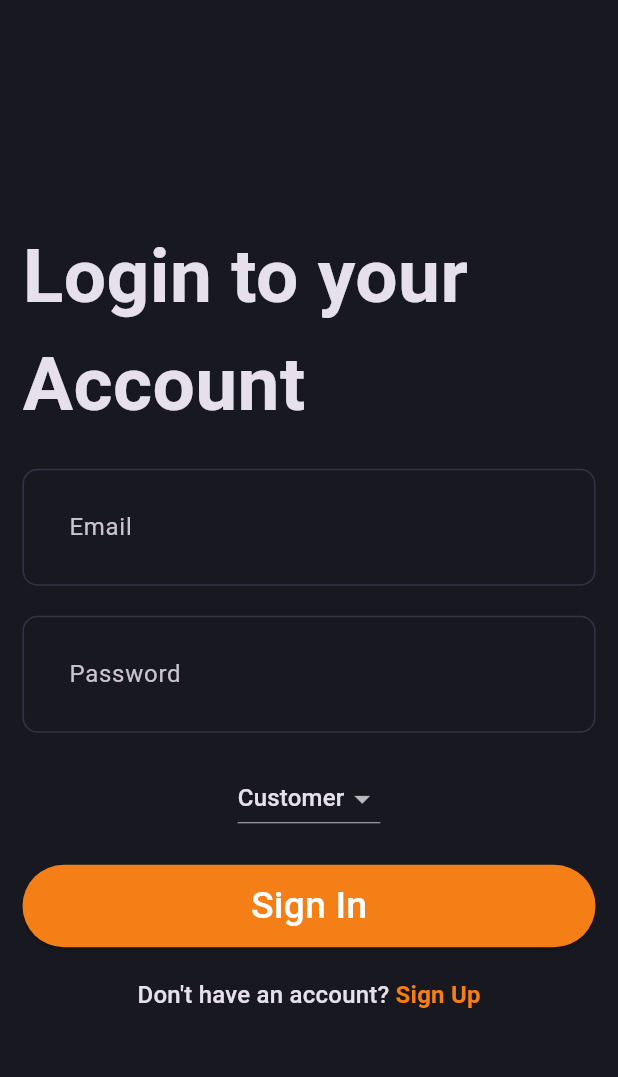
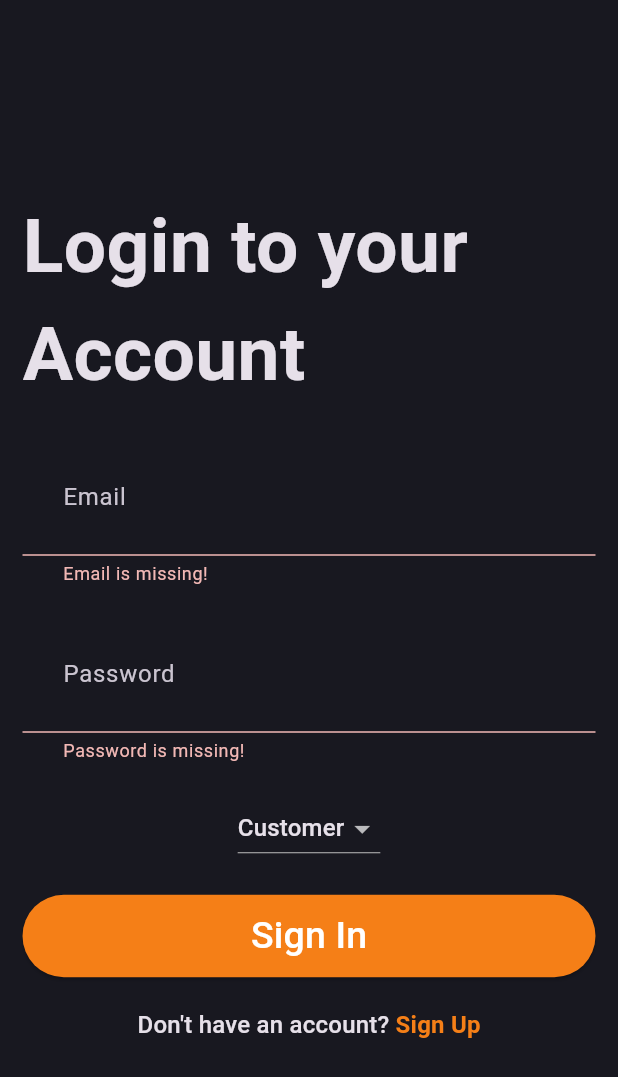
Before and after one commit to DeybFckers/CarRental_AppDev, a Flutter app: the screen it shows after launch, after a tap on "Sign In", on a phone screen of 412 x 824 dp. Shown: the top 1077 px of the screen. Run offline on Flutter 3.47's test engine with Material 3 defaults, Android fonts, the phone set to English and light mode, and no system bars; our stand-ins replace flutter_rating_bar, fluttertoast, font_awesome_flutter, get, iconsax, velocity_x.

Commit message:
validator complete

```diff
--- a/lib/consts/ReuseableClass.dart
+++ b/lib/consts/ReuseableClass.dart
@@ -24,10 +24,25 @@
         hintText: hintText,
         prefix: icon !=null ? Icon(icon, color: Colors.grey[700]) : null,
       ),
-      validator: (value){
-        if(value!.isEmpty) {
+      validator: (value) {
+        if (value == null || value.isEmpty) {
           return "$hintText is missing!";
         }
+
+        if (hintText == "Email") {
+          final emailRegex = RegExp(r'^[^@]+@[^@]+\.[^@]+');
+          if (!emailRegex.hasMatch(value)) {
+            return "Enter a valid email address";
+          }
+        }
+
+        if (hintText == "Contacts") {
+          final digitsOnly = RegExp(r'^\d+$');
+          if (!digitsOnly.hasMatch(value)) {
+            return "Enter your valid contact number";
+          }
+        }
+
         return null;
       },
       obscureText: isPasswordText,
--- a/lib/pages/login_page.dart
+++ b/lib/pages/login_page.dart
@@ -126,10 +126,12 @@
               SizedBox(height: 20),
               ElevatedButton(
                 onPressed: () {
-                  if (selectedUserType == 'Customer') {
-                    loginUserNow();
-                  } else {
-                    loginOwnerNow();
+                  if (formKey.currentState!.validate()) {
+                    if (selectedUserType == 'Customer') {
+                      loginUserNow();
+                    } else {
+                      loginOwnerNow();
+                    }
                   }
                 },
                 style: ElevatedButton.styleFrom(
--- a/lib/pages/signup_page.dart
+++ b/lib/pages/signup_page.dart
@@ -105,7 +105,7 @@
             mainAxisAlignment: MainAxisAlignment.center,
             children: [
               Text ('Create your Account',
-              style: TextStyle(fontSize: 50,
+              style: TextStyle(fontSize: 45,
               fontWeight: FontWeight.bold,
 
                 ),
```
